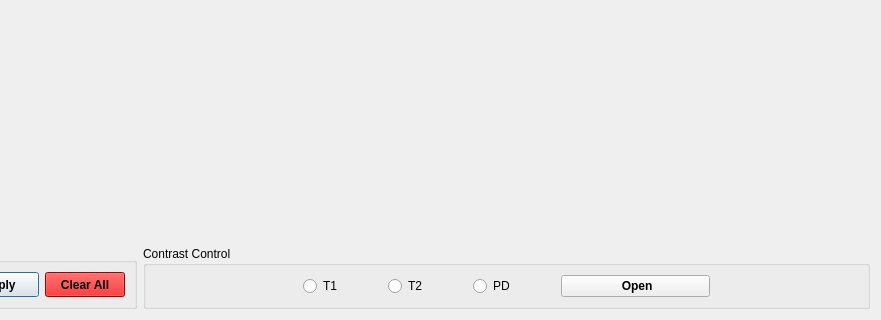
The window that src/ui/Phantom.ui (Mostafa-Medhat/MRI-Phantom) describes before a commit, drawn with Qt 5; both pictures show x 319 to 1200 and y 440 to 760 of the 1200 by 760 pixel window.
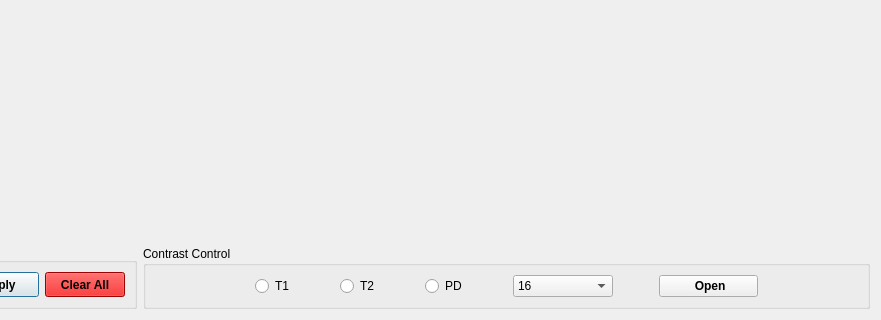
The same window after the commit. Icons and pictures are not drawn.

Commit message: Add comboBox for kspace size

Diff of the .ui file:
```diff
--- a/src/ui/Phantom.ui
+++ b/src/ui/Phantom.ui
@@ -418,7 +418,7 @@
          <property name="title">
           <string>Contrast Control</string>
          </property>
-         <layout class="QHBoxLayout" name="horizontalLayout_4" stretch="1,0,0,0,0,0,0,1,1">
+         <layout class="QHBoxLayout" name="horizontalLayout_4" stretch="1,0,0,0,0,0,0,1,0,1,1">
           <item>
            <spacer name="horizontalSpacer_3">
             <property name="orientation">
@@ -492,6 +492,52 @@
             </property>
            </spacer>
           </item>
+          <item>
+           <widget class="QComboBox" name="comboBox_kspace_size">
+            <property name="font">
+             <font>
+              <weight>50</weight>
+              <bold>false</bold>
+             </font>
+            </property>
+            <property name="currentIndex">
+             <number>0</number>
+            </property>
+            <item>
+             <property name="text">
+              <string>16</string>
+             </property>
+            </item>
+            <item>
+             <property name="text">
+              <string>32</string>
+             </property>
+            </item>
+            <item>
+             <property name="text">
+              <string>64</string>
+             </property>
+            </item>
+            <item>
+             <property name="text">
+              <string>128</string>
+             </property>
+            </item>
+           </widget>
+          </item>
+          <item>
+           <spacer name="horizontalSpacer_12">
+            <property name="orientation">
+             <enum>Qt::Horizontal</enum>
+            </property>
+            <property name="sizeHint" stdset="0">
+             <size>
+              <width>40</width>
+              <height>20</height>
+             </size>
+            </property>
+           </spacer>
+          </item>
           <item>
            <widget class="QPushButton" name="pushButton_openPhantom">
             <property name="font">
```
The commit also changes 1 other file.
